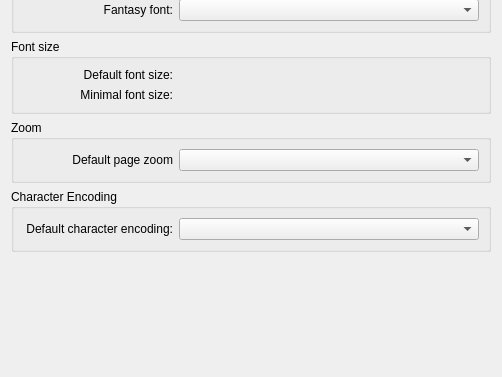
Old version of the form src/settings/settings_appearance.ui in the repository KDE/rekonq; both pictures show x 0 to 502 and y 181 to 558 of the 502 by 558 pixel window.
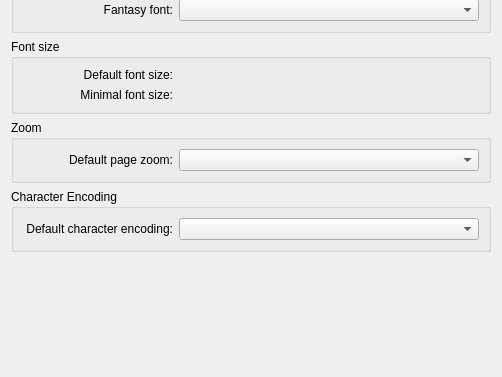
New version of the form. Custom widgets are drawn as their Qt base class.

What changed in the file:
```diff
--- a/src/settings/settings_appearance.ui
+++ b/src/settings/settings_appearance.ui
@@ -345,7 +345,7 @@
          </size>
         </property>
         <property name="text">
-         <string>Default page zoom</string>
+         <string>Default page zoom:</string>
         </property>
         <property name="alignment">
          <set>Qt::AlignRight|Qt::AlignTrailing|Qt::AlignVCenter</set>
```
